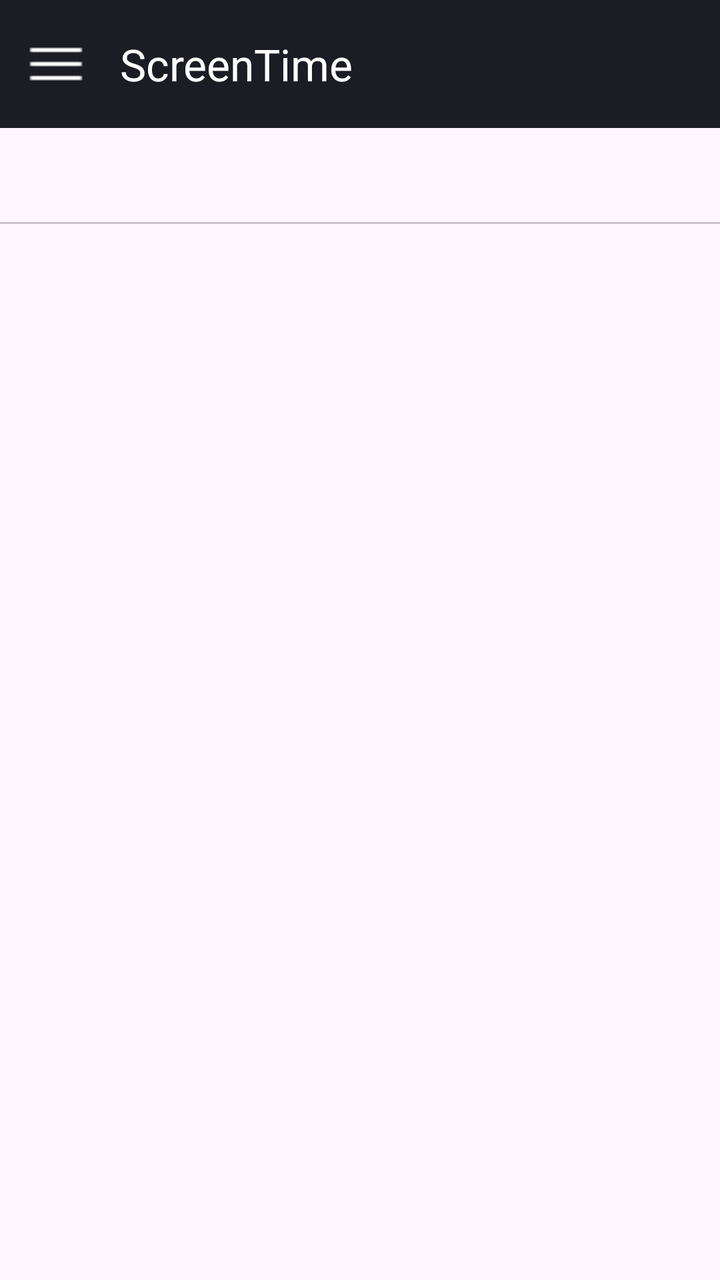
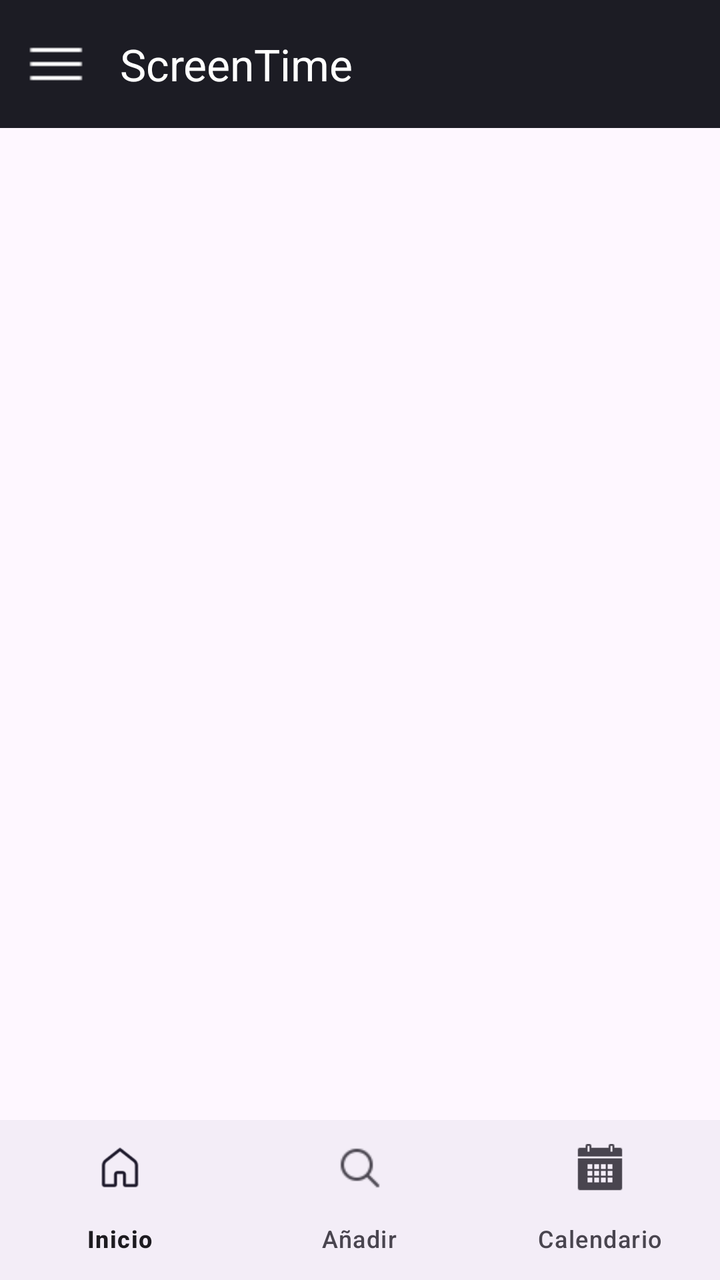

Before-and-after screenshots of an Android layout around one commit, followed by the original layout XML and the change that was made.
<!-- AndroidManifest.xml: application theme Theme.ScreenTime -->
<!-- res/layout/activity_home.xml -->
<?xml version="1.0" encoding="utf-8"?>
<androidx.drawerlayout.widget.DrawerLayout xmlns:android="http://schemas.android.com/apk/res/android"
    xmlns:app="http://schemas.android.com/apk/res-auto"
    android:id="@+id/drawerLayout"
    android:layout_width="match_parent"
    android:layout_height="match_parent">

    <LinearLayout
        android:id="@+id/mainContent"
        android:orientation="vertical"
        android:layout_width="match_parent"
        android:layout_height="match_parent">

        <com.google.android.material.appbar.MaterialToolbar
            android:id="@+id/topAppBar"
            android:layout_width="match_parent"
            android:layout_height="?attr/actionBarSize"
            android:background="@color/colorPrimary"
            app:navigationIcon="@drawable/ic_menu_white"
            app:title="@string/app_name"
            app:titleTextColor="@color/colorOnPrimary" />

        <com.google.android.material.tabs.TabLayout
            android:id="@+id/tabLayout"
            android:layout_width="match_parent"
            android:layout_height="wrap_content"
            app:tabIndicatorColor="@color/colorSecondary"
            app:tabSelectedTextColor="@color/colorSecondaryVariant"
            app:tabTextColor="@color/colorOnSecondary" />

        <androidx.viewpager2.widget.ViewPager2
            android:id="@+id/viewPager"
            android:layout_width="match_parent"
            android:layout_height="0dp"
            android:layout_weight="1" />

    </LinearLayout>

    <com.google.android.material.navigation.NavigationView
        android:id="@+id/navigationView"
        android:layout_width="wrap_content"
        android:layout_height="match_parent"
        android:layout_gravity="start"
        app:headerLayout="@layout/drawer_header"
        app:menu="@menu/drawer_menu" />

</androidx.drawerlayout.widget.DrawerLayout>
<!-- res/layout/drawer_header.xml (included above) -->
<LinearLayout xmlns:android="http://schemas.android.com/apk/res/android"
    android:orientation="vertical"
    android:padding="24dp"
    android:background="@color/colorPrimary"
    android:layout_width="match_parent"
    android:layout_height="160dp">

    <ImageView
        android:id="@+id/headerImage"
        android:src="@drawable/ic_papa"
        android:layout_width="64dp"
        android:layout_height="64dp"/>

    <TextView
        android:id="@+id/headerName"
        android:text="@string/user_name"
        android:textSize="18sp"
        android:textColor="@android:color/white"
        android:layout_height="wrap_content"
        android:layout_width="wrap_content"
        android:layout_marginTop="12dp"/>
</LinearLayout>
<!-- resources referenced by this layout -->
<resources>
  <color name="colorOnPrimary">#FFFFFF</color>
  <color name="colorOnSecondary">#000000</color>
  <color name="colorPrimary">#1C1C24</color>
  <color name="colorSecondary">#C6A667</color>
  <color name="colorSecondaryVariant">#B08E54</color>
  <!-- drawable ic_menu_white: png bitmap (drawable, 130 bytes) -->
  <!-- drawable ic_papa: jpg bitmap (drawable, 65536 bytes) -->
  <string name="app_name">ScreenTime</string>
  <string name="user_name">Usuario</string>
  <style name="Theme.ScreenTime" parent="Base.Theme.ScreenTime" />
  <style name="Base.Theme.ScreenTime" parent="Theme.Material3.DayNight.NoActionBar">
          
          
      </style>
</resources>

<!-- the commit's change to res/layout/activity_home.xml (unified diff, before → after) -->
@@ -20,19 +20,18 @@
             app:title="@string/app_name"
             app:titleTextColor="@color/colorOnPrimary" />
 
-        <com.google.android.material.tabs.TabLayout
-            android:id="@+id/tabLayout"
+        <FrameLayout
+            android:id="@+id/fragmentContainer"
+            android:layout_width="match_parent"
+            android:layout_height="0dp"
+            android:layout_weight="1"/>
+
+        <com.google.android.material.bottomnavigation.BottomNavigationView
+            android:id="@+id/bottomNav"
             android:layout_width="match_parent"
             android:layout_height="wrap_content"
-            app:tabIndicatorColor="@color/colorSecondary"
-            app:tabSelectedTextColor="@color/colorSecondaryVariant"
-            app:tabTextColor="@color/colorOnSecondary" />
-
-        <androidx.viewpager2.widget.ViewPager2
-            android:id="@+id/viewPager"
-            android:layout_width="match_parent"
-            android:layout_height="0dp"
-            android:layout_weight="1" />
+            android:layout_gravity="bottom"
+            app:menu="@menu/bottom_menu"/>
 
     </LinearLayout>
 
@@ -42,7 +41,7 @@
         android:layout_height="match_parent"
         android:layout_gravity="start"
         app:headerLayout="@layout/drawer_header"
-        app:menu="@menu/drawer_menu" />
+        app:menu="@menu/bottom_menu" />
 
 </androidx.drawerlayout.widget.DrawerLayout>
 <!-- res/layout/drawer_header.xml (included above) -->
<!-- resource entries referenced after the edit -->
@@ -1,10 +1,7 @@
 <!-- resources referenced by this layout -->
 <resources>
   <color name="colorOnPrimary">#FFFFFF</color>
-  <color name="colorOnSecondary">#000000</color>
   <color name="colorPrimary">#1C1C24</color>
-  <color name="colorSecondary">#C6A667</color>
-  <color name="colorSecondaryVariant">#B08E54</color>
   <!-- drawable ic_menu_white: png bitmap (drawable, 130 bytes) -->
   <!-- drawable ic_papa: jpg bitmap (drawable, 65536 bytes) -->
   <string name="app_name">ScreenTime</string>
